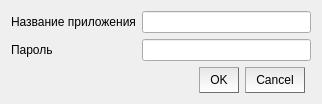
Above: add_model.ui from Vorlogg/ManagePasswords before the change. Below: the same form after it.
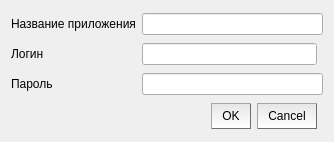
That is the form after the change.

```diff
--- a/add_model.ui
+++ b/add_model.ui
@@ -6,35 +6,15 @@
    <rect>
     <x>0</x>
     <y>0</y>
-    <width>322</width>
-    <height>95</height>
+    <width>334</width>
+    <height>142</height>
    </rect>
   </property>
   <property name="windowTitle">
    <string>Добавления материала</string>
   </property>
   <layout class="QGridLayout" name="gridLayout">
-   <item row="1" column="1" colspan="2">
-    <widget class="QLineEdit" name="lineEdit_2"/>
-   </item>
-   <item row="0" column="0">
-    <widget class="QLabel" name="label">
-     <property name="text">
-      <string>Название приложения</string>
-     </property>
-    </widget>
-   </item>
-   <item row="0" column="1" colspan="2">
-    <widget class="QLineEdit" name="lineEdit"/>
-   </item>
-   <item row="1" column="0">
-    <widget class="QLabel" name="label_2">
-     <property name="text">
-      <string>Пароль</string>
-     </property>
-    </widget>
-   </item>
-   <item row="2" column="1">
+   <item row="4" column="1">
     <widget class="QDialogButtonBox" name="buttonBox">
      <property name="styleSheet">
       <string notr="true">QPushButton {
@@ -62,6 +42,36 @@
      </property>
     </widget>
    </item>
+   <item row="2" column="1">
+    <widget class="QLineEdit" name="lineEdit_2"/>
+   </item>
+   <item row="0" column="0">
+    <widget class="QLabel" name="label_1">
+     <property name="text">
+      <string>Название приложения</string>
+     </property>
+    </widget>
+   </item>
+   <item row="0" column="1" colspan="2">
+    <widget class="QLineEdit" name="lineEdit_1"/>
+   </item>
+   <item row="3" column="1" colspan="2">
+    <widget class="QLineEdit" name="lineEdit_3"/>
+   </item>
+   <item row="3" column="0">
+    <widget class="QLabel" name="label_3">
+     <property name="text">
+      <string>Пароль</string>
+     </property>
+    </widget>
+   </item>
+   <item row="2" column="0">
+    <widget class="QLabel" name="label_2">
+     <property name="text">
+      <string>Логин</string>
+     </property>
+    </widget>
+   </item>
   </layout>
  </widget>
  <resources/>
```
